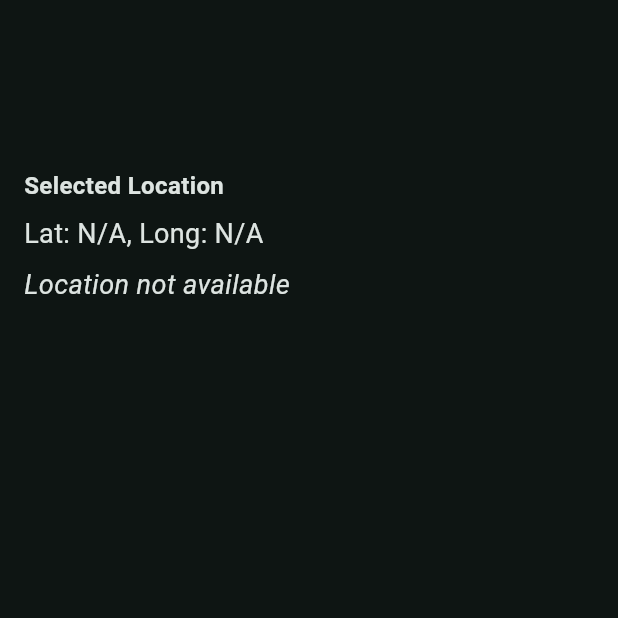
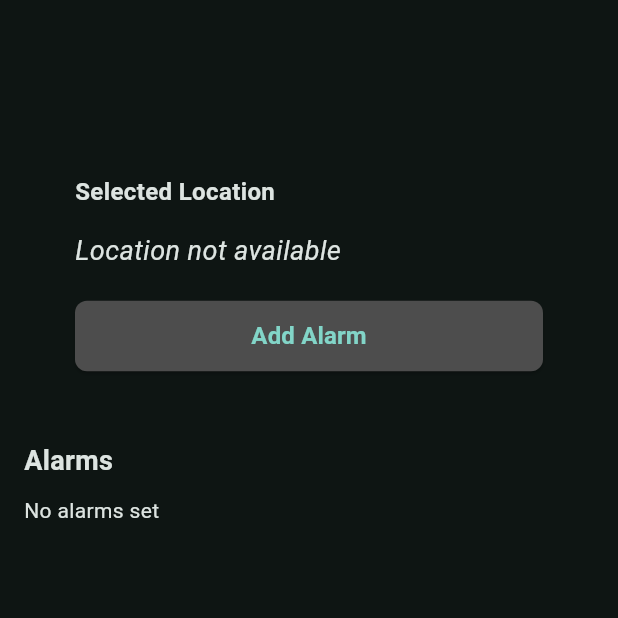
Before and after one commit to abdulla30r/alarm_flutter, a Flutter app: the screen it shows after launch, after a tap on "Skip", after a tap on "Use Current Location", on a phone screen of 412 x 824 dp, the top half of it. Run offline on Flutter 3.47's test engine with Material 3 defaults, Android fonts, the phone set to English and light mode, and no system bars; our stand-ins replace geocoding, geolocator, google_fonts, shared_preferences; Roboto replaces fonts that are missing (Oxygen).

Commit message:
alarm added

```diff
--- /dev/null
+++ b/lib/common_widgets/add_alarm_button.dart
@@ -0,0 +1,73 @@
+import 'package:flutter/material.dart';
+import 'package:google_fonts/google_fonts.dart';
+
+class AddAlarmButton extends StatefulWidget {
+  final Function(DateTime) onAlarmAdded;
+
+  const AddAlarmButton({super.key, required this.onAlarmAdded});
+
+  @override
+  State<AddAlarmButton> createState() => _AddAlarmButtonState();
+}
+
+class _AddAlarmButtonState extends State<AddAlarmButton> {
+  Future<void> _pickDateTime() async {
+    // Pick a date
+    final DateTime? date = await showDatePicker(
+      context: context,
+      initialDate: DateTime.now(),
+      firstDate: DateTime(2000),
+      lastDate: DateTime(2100),
+    );
+
+    if (!mounted || date == null) return;
+
+    // Pick a time
+    final TimeOfDay? time = await showTimePicker(
+      context: context,
+      initialTime: TimeOfDay.now(),
+    );
+
+    if (!mounted || time == null) return;
+
+    // Combine date and time
+    final DateTime selected = DateTime(
+      date.year,
+      date.month,
+      date.day,
+      time.hour,
+      time.minute,
+    );
+
+    // Prevent adding past alarms
+    if (selected.isBefore(DateTime.now())) {
+      if (!mounted) return;
+      ScaffoldMessenger.of(context).showSnackBar(
+        const SnackBar(content: Text("Cannot add an alarm in the past")),
+      );
+      return;
+    }
+
+    // Add the alarm
+    widget.onAlarmAdded(selected);
+  }
+
+  @override
+  Widget build(BuildContext context) {
+    return SizedBox(
+      width: double.infinity,
+      child: ElevatedButton(
+        onPressed: _pickDateTime,
+        style: ElevatedButton.styleFrom(
+          backgroundColor: const Color(0xFF4D4D4D),
+          shape: RoundedRectangleBorder(borderRadius: BorderRadius.circular(8)),
+          padding: const EdgeInsets.symmetric(horizontal: 16, vertical: 12),
+        ),
+        child: Text(
+          "Add Alarm",
+          style: GoogleFonts.oxygen(fontSize: 16, fontWeight: FontWeight.bold),
+        ),
+      ),
+    );
+  }
+}
--- /dev/null
+++ b/lib/common_widgets/alarm_list.dart
@@ -0,0 +1,91 @@
+import 'package:flutter/material.dart';
+import 'package:intl/intl.dart';
+
+class AlarmList extends StatelessWidget {
+  final List<DateTime> alarms;
+  final Map<int, bool> alarmStatus;
+  final Function(int, bool) onToggle;
+  final Function(int) onDelete;
+
+  const AlarmList({
+    super.key,
+    required this.alarms,
+    required this.alarmStatus,
+    required this.onToggle,
+    required this.onDelete,
+  });
+
+  @override
+  Widget build(BuildContext context) {
+    if (alarms.isEmpty) return const Text("No alarms set");
+
+    return Column(
+      children: List.generate(alarms.length, (index) {
+        final alarm = alarms[index];
+        final isOn = alarmStatus[index] ?? true;
+
+        final timeFormatted = DateFormat('hh:mm a').format(alarm.toLocal());
+        final dateFormatted = DateFormat(
+          'EEE, d MMM yyyy',
+        ).format(alarm.toLocal());
+
+        return Dismissible(
+          key: Key(alarm.toString() + index.toString()),
+          direction: DismissDirection.endToStart,
+          background: Container(
+            color: Colors.red,
+            alignment: Alignment.centerRight,
+            padding: const EdgeInsets.symmetric(horizontal: 20),
+            child: const Icon(Icons.delete, color: Colors.white),
+          ),
+          onDismissed: (direction) => onDelete(index),
+          child: Container(
+            height: 84,
+            margin: const EdgeInsets.symmetric(vertical: 6),
+            padding: const EdgeInsets.symmetric(horizontal: 16),
+            decoration: BoxDecoration(
+              color: const Color(0xFF3C3D3F),
+              borderRadius: BorderRadius.circular(12),
+            ),
+            child: Row(
+              mainAxisAlignment: MainAxisAlignment.spaceBetween,
+              children: [
+                Text(
+                  timeFormatted,
+                  style: const TextStyle(
+                    fontSize: 30,
+                    fontWeight: FontWeight.bold,
+                    color: Colors.white,
+                  ),
+                ),
+                Row(
+                  children: [
+                    Column(
+                      mainAxisAlignment: MainAxisAlignment.center,
+                      crossAxisAlignment: CrossAxisAlignment.end,
+                      children: [
+                        Text(
+                          dateFormatted,
+                          style: const TextStyle(
+                            fontSize: 14,
+                            color: Colors.white70,
+                          ),
+                        ),
+                      ],
+                    ),
+                    const SizedBox(width: 12),
+                    Switch(
+                      value: isOn,
+                      onChanged: (val) => onToggle(index, val),
+                      activeThumbColor: Colors.purple,
+                    ),
+                  ],
+                ),
+              ],
+            ),
+          ),
+        );
+      }),
+    );
+  }
+}
--- /dev/null
+++ b/lib/common_widgets/location_section.dart
@@ -0,0 +1,66 @@
+import 'package:flutter/material.dart';
+import 'package:geocoding/geocoding.dart';
+
+class LocationSection extends StatefulWidget {
+  final Map<String, double>? location;
+  final String? address;
+  final Function(String) onAddressChanged;
+
+  const LocationSection({
+    super.key,
+    required this.location,
+    required this.address,
+    required this.onAddressChanged,
+  });
+
+  @override
+  State<LocationSection> createState() => _LocationSectionState();
+}
+
+class _LocationSectionState extends State<LocationSection> {
+  @override
+  void initState() {
+    super.initState();
+    _getAddress();
+  }
+
+  Future<void> _getAddress() async {
+    final lat = widget.location?['latitude'];
+    final long = widget.location?['longitude'];
+
+    if (lat != null && long != null) {
+      try {
+        List<Placemark> placemarks = await placemarkFromCoordinates(lat, long);
+        if (placemarks.isNotEmpty) {
+          final place = placemarks.first;
+          widget.onAddressChanged(
+            "${place.street}, ${place.locality}, ${place.country}",
+          );
+        }
+      } catch (_) {
+        widget.onAddressChanged("Unable to get address");
+      }
+    } else {
+      widget.onAddressChanged("Location not available");
+    }
+  }
+
+  @override
+  Widget build(BuildContext context) {
+    return Column(
+      crossAxisAlignment: CrossAxisAlignment.start,
+      children: [
+        const SizedBox(height: 96),
+        const Text(
+          "Selected Location",
+          style: TextStyle(fontSize: 16, fontWeight: FontWeight.bold),
+        ),
+        const SizedBox(height: 15),
+        Text(
+          widget.address ?? "Loading address...",
+          style: const TextStyle(fontSize: 18, fontStyle: FontStyle.italic),
+        ),
+      ],
+    );
+  }
+}
--- a/lib/features/home/home_page.dart
+++ b/lib/features/home/home_page.dart
@@ -1,5 +1,9 @@
+import 'dart:convert';
 import 'package:flutter/material.dart';
-import 'package:geocoding/geocoding.dart';
+import 'package:shared_preferences/shared_preferences.dart';
+import '../../common_widgets/alarm_list.dart';
+import '../../common_widgets/add_alarm_button.dart';
+import '../../common_widgets/location_section.dart';
 
 class HomePage extends StatefulWidget {
   final Map<String, double>? location;
@@ -12,69 +16,122 @@ class HomePage extends StatefulWidget {
 
 class _HomePageState extends State<HomePage> {
   String? address;
+  List<DateTime> alarms = [];
+  Map<int, bool> alarmStatus = {}; // track ON/OFF for each alarm
 
   @override
   void initState() {
     super.initState();
-    _getAddress();
+    loadAlarms(); // Load saved alarms when app starts
   }
 
-  Future<void> _getAddress() async {
-    final lat = widget.location?['latitude'];
-    final long = widget.location?['longitude'];
-
-    if (lat != null && long != null) {
-      try {
-        List<Placemark> placemarks = await placemarkFromCoordinates(lat, long);
-
-        if (placemarks.isNotEmpty) {
-          final place = placemarks.first;
+  // Load alarms from local storage
+  Future<void> loadAlarms() async {
+    final prefs = await SharedPreferences.getInstance();
+    final alarmsData = prefs.getString('alarms');
+    if (alarmsData != null) {
+      final decoded = jsonDecode(alarmsData) as List;
       setState(() {
-            address = "${place.street}, ${place.locality}, ${place.country}";
-          });
-        }
-      } catch (e) {
-        setState(() {
-          address = "Unable to get address";
-        });
-      }
-    } else {
-      setState(() {
-        address = "Location not available";
+        alarms = decoded.map((e) => DateTime.parse(e['time'])).toList();
+        alarmStatus = {
+          for (int i = 0; i < decoded.length; i++)
+            i: decoded[i]['isOn'] as bool,
+        };
       });
     }
   }
 
+  // Save alarms to local storage
+  Future<void> saveAlarms() async {
+    final prefs = await SharedPreferences.getInstance();
+    final data = alarms.asMap().entries.map((entry) {
+      return {
+        'time': entry.value.toIso8601String(),
+        'isOn': alarmStatus[entry.key] ?? true,
+      };
+    }).toList();
+    await prefs.setString('alarms', jsonEncode(data));
+  }
+
+  void setAddress(String newAddress) {
+    setState(() {
+      address = newAddress;
+    });
+  }
+
+  void addAlarm(DateTime alarm) {
+    setState(() {
+      alarms.add(alarm);
+      alarmStatus[alarms.length - 1] = true; // default ON
+    });
+    saveAlarms();
+  }
+
+  void toggleAlarm(int index, bool value) {
+    setState(() {
+      alarmStatus[index] = value;
+    });
+    saveAlarms();
+  }
+
+  void deleteAlarm(int index) {
+    setState(() {
+      alarms.removeAt(index);
+      alarmStatus.remove(index);
+
+      // Rebuild alarmStatus map to keep indexes consistent
+      final newStatus = <int, bool>{};
+      for (int i = 0; i < alarms.length; i++) {
+        newStatus[i] = alarmStatus[i] ?? true;
+      }
+      alarmStatus = newStatus;
+    });
+    saveAlarms();
+  }
+
   @override
   Widget build(BuildContext context) {
-    final latitude = widget.location?['latitude']?.toStringAsFixed(6) ?? 'N/A';
-    final longitude =
-        widget.location?['longitude']?.toStringAsFixed(6) ?? 'N/A';
-
     return Scaffold(
-      body: Padding(
+      body: Column(
+        crossAxisAlignment: CrossAxisAlignment.start,
+        children: [
+          Padding(
+            padding: const EdgeInsets.only(left: 50, right: 50, top: 20),
+            child: Column(
+              crossAxisAlignment: CrossAxisAlignment.start,
+              children: [
+                LocationSection(
+                  location: widget.location,
+                  address: address,
+                  onAddressChanged: setAddress,
+                ),
+                const SizedBox(height: 20),
+                AddAlarmButton(onAlarmAdded: addAlarm),
+              ],
+            ),
+          ),
+          const SizedBox(height: 30),
+          Padding(
             padding: const EdgeInsets.all(16.0),
             child: Column(
               crossAxisAlignment: CrossAxisAlignment.start,
               children: [
-            const SizedBox(height: 96),
                 const Text(
-              "Selected Location",
-              style: TextStyle(fontSize: 16, fontWeight: FontWeight.bold),
+                  "Alarms",
+                  style: TextStyle(fontSize: 18, fontWeight: FontWeight.bold),
                 ),
-            const SizedBox(height: 8),
-            Text(
-              "Lat: $latitude, Long: $longitude",
-              style: const TextStyle(fontSize: 18),
-            ),
-            const SizedBox(height: 8),
-            Text(
-              address ?? "Loading address...",
-              style: const TextStyle(fontSize: 18, fontStyle: FontStyle.italic),
+                const SizedBox(height: 10),
+                AlarmList(
+                  alarms: alarms,
+                  alarmStatus: alarmStatus,
+                  onToggle: toggleAlarm,
+                  onDelete: deleteAlarm,
                 ),
               ],
             ),
           ),
+        ],
+      ),
     );
   }
 }
--- a/pubspec.yaml
+++ b/pubspec.yaml
@@ -12,6 +12,8 @@ dependencies:
   google_fonts: ^6.0.0
   geolocator: ^14.0.2
   geocoding: ^4.0.0
+  intl: ^0.18.1
+  shared_preferences: ^2.1.1
 
 dev_dependencies:
   flutter_test:
```
Also changed, not shown: pubspec.lock, 1 other file. Lines whose indentation alone changed are shown as unchanged.
